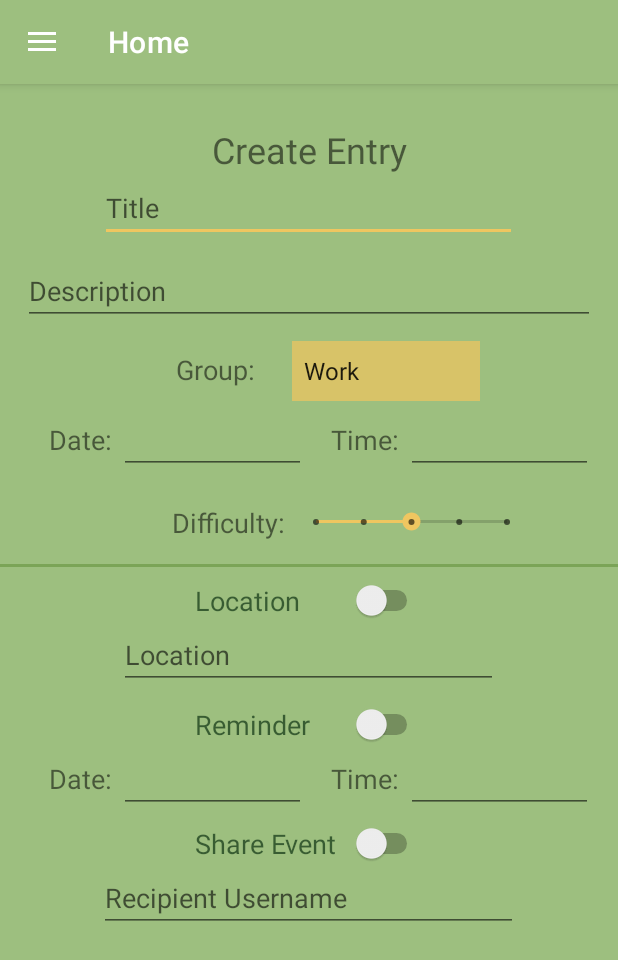
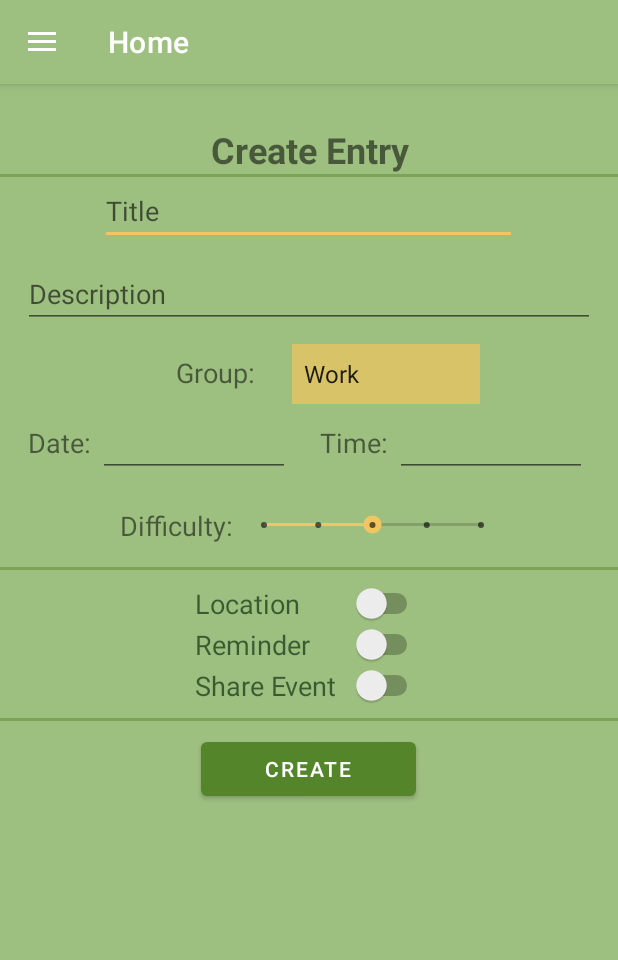
Before and after one commit to cmdmac23/CapstoneProject, an Android app: the CreatePlanner screen opened directly, with no data from a screen before it, on a phone screen of 412 x 824 dp. Shown: the top 960 px of the screen. Run offline under Robolectric (Android 15) with nearby library versions, the phone set to English and light mode, and no system bars.

Commit message:
prelim create entry screen

```diff
--- a/app/src/main/java/com/example/capstoneproject/CreatePlanner.java
+++ b/app/src/main/java/com/example/capstoneproject/CreatePlanner.java
@@ -14,8 +14,11 @@ import android.content.Intent;
 import android.os.Bundle;
 import android.view.MenuItem;
 import android.view.View;
+import android.widget.CompoundButton;
 import android.widget.DatePicker;
 import android.widget.EditText;
+import android.widget.LinearLayout;
+import android.widget.Switch;
 import android.widget.TimePicker;
 
 import com.google.android.material.navigation.NavigationView;
@@ -48,6 +51,13 @@ public class CreatePlanner extends AppCompatActivity {
         ActionBar actionBar = getSupportActionBar();
         actionBar.setTitle("Home");
         actionBar.setDisplayHomeAsUpEnabled(true);
+
+        Switch locationSwitch = (Switch) findViewById(R.id.locationSwitch);
+        LinearLayout locationLayout = (LinearLayout) findViewById(R.id.locationLayout);
+        Switch reminderSwitch = (Switch) findViewById(R.id.reminderSwitch);
+        LinearLayout reminderLayout = (LinearLayout) findViewById(R.id.reminderLayout);
+        Switch shareSwitch = (Switch) findViewById(R.id.shareSwitch);
+        LinearLayout shareLayout = (LinearLayout) findViewById(R.id.shareLayout);
 
         eventDate = (EditText) findViewById(R.id.eventDateText);
         reminderDate = (EditText) findViewById(R.id.reminderDateText);
@@ -92,6 +102,7 @@ public class CreatePlanner extends AppCompatActivity {
             }
         });
 
+        // Date functions
         DatePickerDialog.OnDateSetListener date = new DatePickerDialog.OnDateSetListener() {
             @Override
             public void onDateSet(DatePicker datePicker, int year, int month, int day) {
@@ -116,6 +127,7 @@ public class CreatePlanner extends AppCompatActivity {
             }
         });
 
+        // Time functions
         TimePickerDialog.OnTimeSetListener time = new TimePickerDialog.OnTimeSetListener() {
             @Override
             public void onTimeSet(TimePicker timePicker, int hour, int minute) {
@@ -136,6 +148,35 @@ public class CreatePlanner extends AppCompatActivity {
             public void onClick(View view){
                 lastClick = reminderTime;
                 new TimePickerDialog(CreatePlanner.this, time, defaultCalendar.get(Calendar.HOUR_OF_DAY), defaultCalendar.get(Calendar.MINUTE), false).show();
+            }
+        });
+
+        // Toggle switch functions
+        locationSwitch.setOnCheckedChangeListener(new CompoundButton.OnCheckedChangeListener() {
+            @Override
+            public void onCheckedChanged(CompoundButton compoundButton, boolean b) {
+                if (b)
+                    locationLayout.setVisibility(View.VISIBLE);
+                else
+                    locationLayout.setVisibility(View.GONE);
+            }
+        });
+        reminderSwitch.setOnCheckedChangeListener(new CompoundButton.OnCheckedChangeListener() {
+            @Override
+            public void onCheckedChanged(CompoundButton compoundButton, boolean b) {
+                if (b)
+                    reminderLayout.setVisibility(View.VISIBLE);
+                else
+                    reminderLayout.setVisibility(View.GONE);
+            }
+        });
+        shareSwitch.setOnCheckedChangeListener(new CompoundButton.OnCheckedChangeListener() {
+            @Override
+            public void onCheckedChanged(CompoundButton compoundButton, boolean b) {
+                if (b)
+                    shareLayout.setVisibility(View.VISIBLE);
+                else
+                    shareLayout.setVisibility(View.GONE);
             }
         });
     }
--- a/app/src/main/res/layout/activity_create_planner.xml
+++ b/app/src/main/res/layout/activity_create_planner.xml
@@ -23,9 +23,17 @@
                 android:layout_height="60dp"
                 android:gravity="bottom|center_horizontal"
                 android:text="Create Entry"
-                android:textSize="24sp" />
+                android:textSize="24sp"
+                android:textStyle="bold" />
+
+            <View
+                android:id="@+id/view"
+                android:layout_width="match_parent"
+                android:layout_height="2dp"
+                android:background="#7955852B" />
 
             <LinearLayout
+                android:id="@+id/titleLayout"
                 android:layout_width="match_parent"
                 android:layout_height="55dp"
                 android:orientation="horizontal">
@@ -52,6 +60,7 @@
             </LinearLayout>
 
             <LinearLayout
+                android:id="@+id/descriptionLayout"
                 android:layout_width="match_parent"
                 android:layout_height="55dp"
                 android:orientation="horizontal">
@@ -78,6 +87,7 @@
             </LinearLayout>
 
             <LinearLayout
+                android:id="@+id/groupLayout"
                 android:layout_width="match_parent"
                 android:layout_height="44dp"
                 android:orientation="horizontal">
@@ -112,6 +122,7 @@
 
 
             <LinearLayout
+                android:id="@+id/dateTimeLayout"
                 android:layout_width="match_parent"
                 android:layout_height="50dp"
                 android:orientation="horizontal">
@@ -123,7 +134,7 @@
 
                 <TextView
                     android:id="@+id/textView5"
-                    android:layout_width="wrap_content"
+                    android:layout_width="25dp"
                     android:layout_height="wrap_content"
                     android:layout_weight="1"
                     android:gravity="right"
@@ -166,6 +177,7 @@
             </LinearLayout>
 
             <LinearLayout
+                android:id="@+id/difficultyLayout"
                 android:layout_width="match_parent"
                 android:layout_height="55dp"
                 android:orientation="horizontal">
@@ -177,7 +189,7 @@
 
                 <TextView
                     android:id="@+id/textView10"
-                    android:layout_width="wrap_content"
+                    android:layout_width="10dp"
                     android:layout_height="wrap_content"
                     android:layout_gravity="center_vertical"
                     android:layout_weight="1"
@@ -206,6 +218,7 @@
                 android:background="#7955852B" />
 
             <LinearLayout
+                android:id="@+id/locationSwitchLayout"
                 android:layout_width="match_parent"
                 android:layout_height="36dp"
                 android:orientation="horizontal">
@@ -233,9 +246,11 @@
             </LinearLayout>
 
             <LinearLayout
+                android:id="@+id/locationLayout"
                 android:layout_width="match_parent"
                 android:layout_height="55dp"
-                android:orientation="horizontal">
+                android:orientation="horizontal"
+                android:visibility="gone">
 
                 <Space
                     android:layout_width="wrap_content"
@@ -258,6 +273,7 @@
             </LinearLayout>
 
             <LinearLayout
+                android:id="@+id/reminderSwitchLayout"
                 android:layout_width="match_parent"
                 android:layout_height="match_parent"
                 android:orientation="horizontal">
@@ -284,9 +300,11 @@
             </LinearLayout>
 
             <LinearLayout
+                android:id="@+id/reminderLayout"
                 android:layout_width="match_parent"
                 android:layout_height="52dp"
-                android:orientation="horizontal">
+                android:orientation="horizontal"
+                android:visibility="gone">
 
                 <Space
                     android:layout_width="wrap_content"
@@ -295,7 +313,7 @@
 
                 <TextView
                     android:id="@+id/textView8"
-                    android:layout_width="wrap_content"
+                    android:layout_width="25dp"
                     android:layout_height="wrap_content"
                     android:layout_weight="1"
                     android:gravity="right"
@@ -338,6 +356,7 @@
             </LinearLayout>
 
             <LinearLayout
+                android:id="@+id/shareSwitchLayout"
                 android:layout_width="match_parent"
                 android:layout_height="match_parent"
                 android:orientation="horizontal">
@@ -364,9 +383,11 @@
             </LinearLayout>
 
             <LinearLayout
+                android:id="@+id/shareLayout"
                 android:layout_width="match_parent"
-                android:layout_height="match_parent"
-                android:orientation="horizontal">
+                android:layout_height="wrap_content"
+                android:orientation="horizontal"
+                android:visibility="gone">
 
                 <Space
                     android:layout_width="wrap_content"
@@ -388,6 +409,45 @@
                     android:layout_weight="1" />
             </LinearLayout>
 
+            <Space
+                android:layout_width="match_parent"
+                android:layout_height="8dp" />
+
+            <View
+                android:id="@+id/view2"
+                android:layout_width="match_parent"
+                android:layout_height="2dp"
+                android:background="#7955852B" />
+
+            <Space
+                android:layout_width="match_parent"
+                android:layout_height="8dp" />
+
+            <LinearLayout
+                android:id="@+id/createButtonLayout"
+                android:layout_width="match_parent"
+                android:layout_height="match_parent"
+                android:orientation="horizontal">
+
+                <Space
+                    android:layout_width="wrap_content"
+                    android:layout_height="wrap_content"
+                    android:layout_weight="1" />
+
+                <Button
+                    android:id="@+id/createEventButton"
+                    android:layout_width="9dp"
+                    android:layout_height="wrap_content"
+                    android:layout_weight="1"
+                    android:text="Create"
+                    app:backgroundTint="@color/middle_green" />
+
+                <Space
+                    android:layout_width="wrap_content"
+                    android:layout_height="wrap_content"
+                    android:layout_weight="1" />
+            </LinearLayout>
+
         </LinearLayout>
     </ScrollView>
 
```
